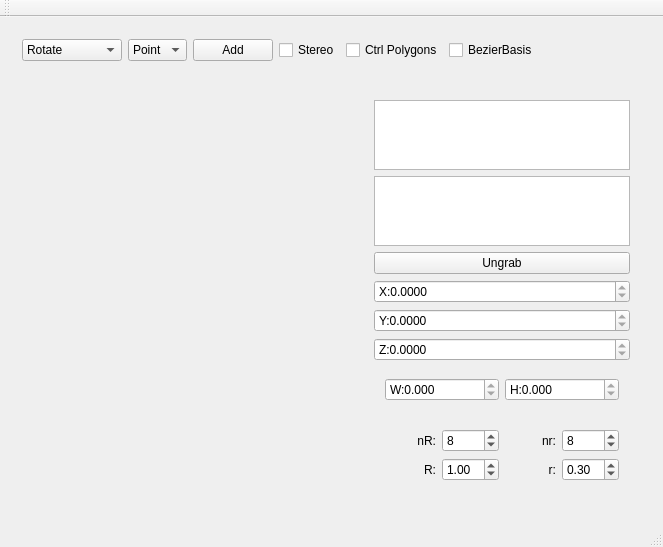
First picture: the form in mainwindow.ui, repository tamkderplar/MG1, before the edit.
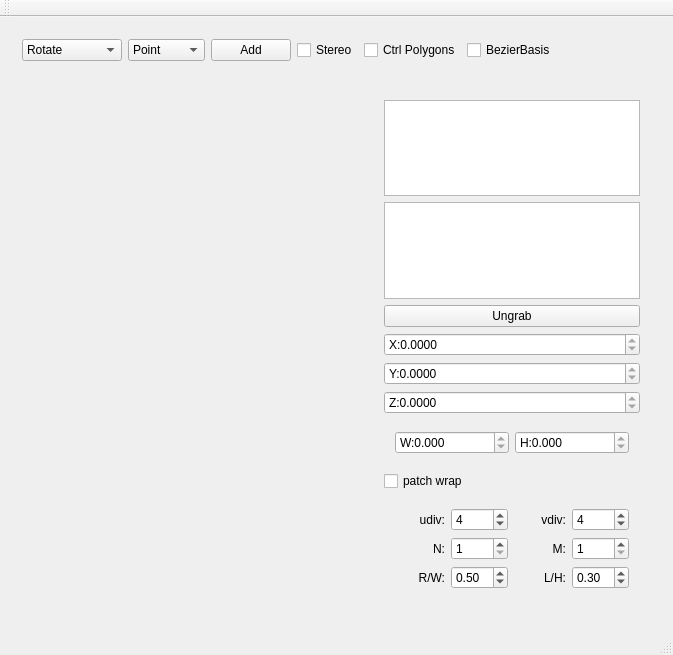
Second picture: the form after the edit. Custom widgets are drawn as their Qt base class.

Commit message: Bezier Patch connected to ui.

Diff of the .ui file:
```diff
--- a/mainwindow.ui
+++ b/mainwindow.ui
@@ -6,8 +6,8 @@
    <rect>
     <x>0</x>
     <y>0</y>
-    <width>663</width>
-    <height>519</height>
+    <width>673</width>
+    <height>655</height>
    </rect>
   </property>
   <property name="windowTitle">
@@ -75,6 +75,11 @@
            <string>Inter</string>
           </property>
          </item>
+         <item>
+          <property name="text">
+           <string>PatchC0</string>
+          </property>
+         </item>
         </widget>
        </item>
        <item>
@@ -280,59 +285,40 @@
             </layout>
            </widget>
           </item>
+          <item>
+           <widget class="QCheckBox" name="checkBox">
+            <property name="text">
+             <string>patch wrap</string>
+            </property>
+           </widget>
+          </item>
           <item>
            <widget class="QWidget" name="widget_4" native="true">
             <layout class="QGridLayout" name="gridLayout">
-             <item row="0" column="0">
-              <widget class="QLabel" name="label_torusnR">
-               <property name="text">
-                <string>nR:</string>
-               </property>
-               <property name="alignment">
-                <set>Qt::AlignRight|Qt::AlignTrailing|Qt::AlignVCenter</set>
-               </property>
-              </widget>
-             </item>
-             <item row="0" column="1">
-              <widget class="QSpinBox" name="sb_torusnR">
+             <property name="leftMargin">
+              <number>9</number>
+             </property>
+             <item row="2" column="4">
+              <widget class="QSpinBox" name="sb_patchM">
                <property name="minimum">
-                <number>3</number>
+                <number>1</number>
                </property>
-               <property name="maximum">
-                <number>999</number>
-               </property>
-               <property name="value">
-                <number>8</number>
-               </property>
               </widget>
              </item>
-             <item row="0" column="2">
-              <widget class="QLabel" name="label_torusnr">
+             <item row="2" column="3">
+              <widget class="QLabel" name="label_patchM">
                <property name="text">
-                <string>nr:</string>
+                <string>M:</string>
                </property>
                <property name="alignment">
                 <set>Qt::AlignRight|Qt::AlignTrailing|Qt::AlignVCenter</set>
                </property>
               </widget>
              </item>
-             <item row="0" column="3">
-              <widget class="QSpinBox" name="sb_torusnr">
-               <property name="minimum">
-                <number>3</number>
-               </property>
-               <property name="maximum">
-                <number>999</number>
-               </property>
-               <property name="value">
-                <number>8</number>
-               </property>
-              </widget>
-             </item>
              <item row="1" column="0">
-              <widget class="QLabel" name="label_torusR">
+              <widget class="QLabel" name="label_patchUDiv">
                <property name="text">
-                <string>R:</string>
+                <string>udiv:</string>
                </property>
                <property name="alignment">
                 <set>Qt::AlignRight|Qt::AlignTrailing|Qt::AlignVCenter</set>
@@ -340,30 +326,76 @@
               </widget>
              </item>
              <item row="1" column="1">
-              <widget class="QDoubleSpinBox" name="dsb_torusR">
+              <widget class="QSpinBox" name="sb_patchUDiv">
                <property name="minimum">
-                <double>0.010000000000000</double>
+                <number>0</number>
                </property>
-               <property name="singleStep">
-                <double>0.100000000000000</double>
+               <property name="maximum">
+                <number>999</number>
                </property>
                <property name="value">
-                <double>1.000000000000000</double>
-               </property>
-              </widget>
-             </item>
-             <item row="1" column="2">
-              <widget class="QLabel" name="label_torusr">
-               <property name="text">
-                <string>r:</string>
-               </property>
-               <property name="alignment">
-                <set>Qt::AlignRight|Qt::AlignTrailing|Qt::AlignVCenter</set>
+                <number>4</number>
                </property>
               </widget>
              </item>
              <item row="1" column="3">
-              <widget class="QDoubleSpinBox" name="dsb_torusr">
+              <widget class="QLabel" name="label_patchVDiv">
+               <property name="text">
+                <string>vdiv:</string>
+               </property>
+               <property name="alignment">
+                <set>Qt::AlignRight|Qt::AlignTrailing|Qt::AlignVCenter</set>
+               </property>
+              </widget>
+             </item>
+             <item row="1" column="4">
+              <widget class="QSpinBox" name="sb_patchVDiv">
+               <property name="minimum">
+                <number>0</number>
+               </property>
+               <property name="maximum">
+                <number>999</number>
+               </property>
+               <property name="value">
+                <number>4</number>
+               </property>
+              </widget>
+             </item>
+             <item row="3" column="0">
+              <widget class="QLabel" name="label_patchRW">
+               <property name="text">
+                <string>R/W:</string>
+               </property>
+               <property name="alignment">
+                <set>Qt::AlignRight|Qt::AlignTrailing|Qt::AlignVCenter</set>
+               </property>
+              </widget>
+             </item>
+             <item row="3" column="1">
+              <widget class="QDoubleSpinBox" name="dsb_patchRW">
+               <property name="minimum">
+                <double>0.010000000000000</double>
+               </property>
+               <property name="singleStep">
+                <double>0.100000000000000</double>
+               </property>
+               <property name="value">
+                <double>0.500000000000000</double>
+               </property>
+              </widget>
+             </item>
+             <item row="3" column="3">
+              <widget class="QLabel" name="label_patchLH">
+               <property name="text">
+                <string>L/H:</string>
+               </property>
+               <property name="alignment">
+                <set>Qt::AlignRight|Qt::AlignTrailing|Qt::AlignVCenter</set>
+               </property>
+              </widget>
+             </item>
+             <item row="3" column="4">
+              <widget class="QDoubleSpinBox" name="dsb_patchLH">
                <property name="minimum">
                 <double>0.010000000000000</double>
                </property>
@@ -375,6 +407,23 @@
                </property>
               </widget>
              </item>
+             <item row="2" column="0">
+              <widget class="QLabel" name="label_patchN">
+               <property name="text">
+                <string>N:</string>
+               </property>
+               <property name="alignment">
+                <set>Qt::AlignRight|Qt::AlignTrailing|Qt::AlignVCenter</set>
+               </property>
+              </widget>
+             </item>
+             <item row="2" column="1">
+              <widget class="QSpinBox" name="sb_patchN">
+               <property name="minimum">
+                <number>1</number>
+               </property>
+              </widget>
+             </item>
             </layout>
            </widget>
           </item>
@@ -391,8 +440,8 @@
     <rect>
      <x>0</x>
      <y>0</y>
-     <width>663</width>
-     <height>22</height>
+     <width>673</width>
+     <height>25</height>
     </rect>
    </property>
   </widget>
```
Left out of the diff: 21 changed lines with no effect on the pictures. The commit also changes 5 other files.
